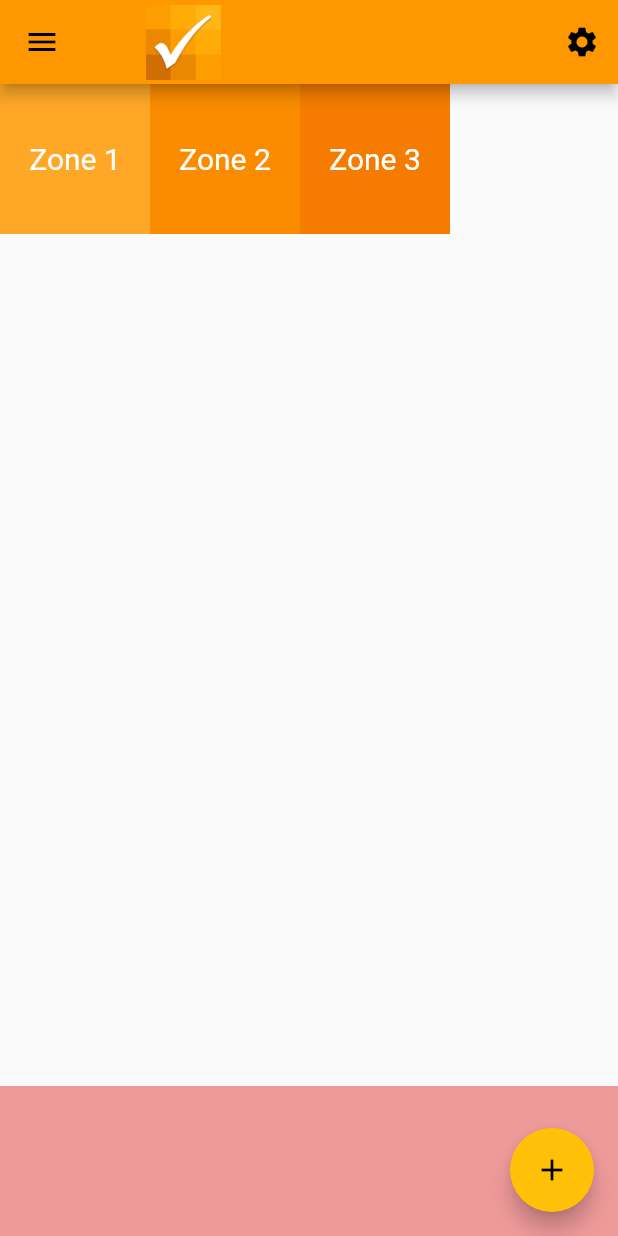
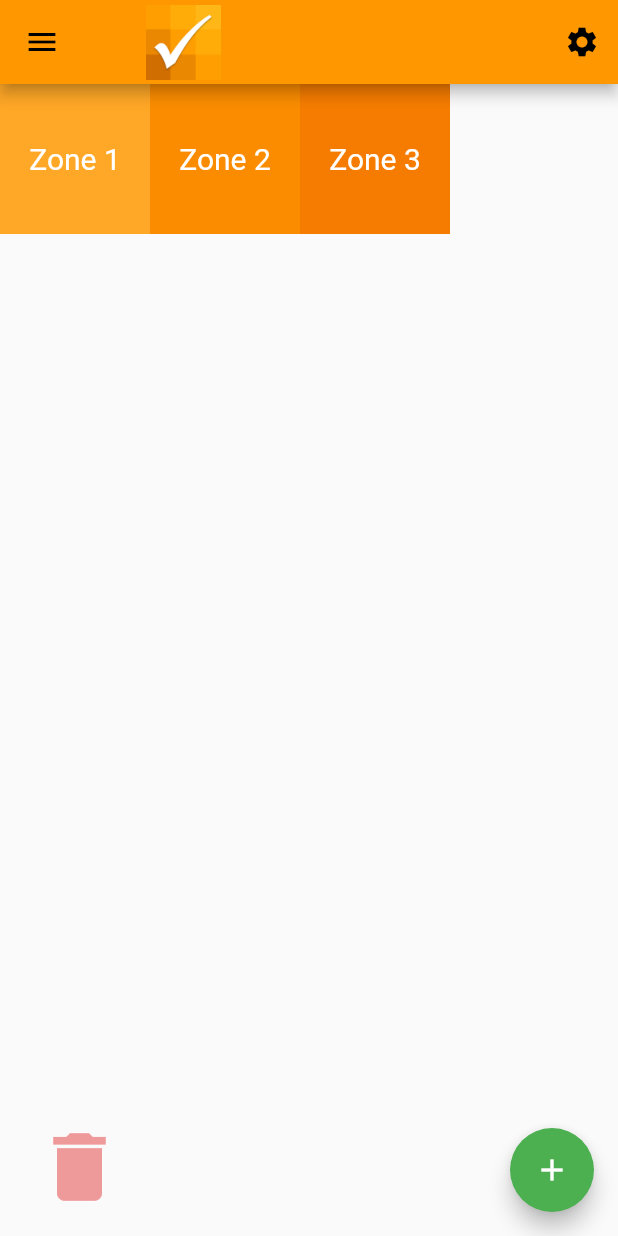
Before and after one commit to olafkotur/checked, a Flutter app: the Home screen opened directly, on a phone screen of 412 x 824 dp. Run offline on Flutter 3.47's test engine with Material 2 defaults, Android fonts, the phone set to English and light mode, and no system bars.

Commit message:
Add delete button icon and functionality

```diff
--- a/checked_mobile_application/lib/screens/home.dart
+++ b/checked_mobile_application/lib/screens/home.dart
@@ -61,16 +61,31 @@ class _HomeState extends State<Home> {
             left: 0.0,
             bottom: 0.0,
             child: DragTarget(
+              onAccept: (Color color) {
+                deletedColor = Colors.red[400];
+              },
               builder: (
                 BuildContext context,
                 List<dynamic> accepted,
                 List<dynamic> rejected,
               ) {
                 return Container(
-                  width: 500.0,
-                  height: 100.0,
-                  decoration: BoxDecoration(
-                    color: accepted.isEmpty ? deletedColor : Colors.red[400],
+                  width: 300.0,
+                  height: 120.0,
+                  child: Row(
+                    mainAxisAlignment: MainAxisAlignment.start,
+                    children: <Widget>[
+                      Padding(
+                        padding: const EdgeInsets.only(left: 15.0),
+                        child: IconButton(
+                          icon: Icon(
+                            Icons.delete,
+                            color: accepted.isEmpty ? deletedColor : Colors.red[400],
+                            size: 60.0,
+                          ),
+                        ),
+                      ),
+                    ],
                   ),
                 );
               },
@@ -80,8 +95,12 @@ class _HomeState extends State<Home> {
       ),
       floatingActionButton: FloatingActionButton(
         onPressed: (){},
+        backgroundColor: Colors.green,
         tooltip: 'Add a new zone',
-        child: Icon(Icons.add),
+        child: Icon(
+          Icons.add,
+          color: Colors.white,
+          ),
       ),
     );
   }
@@ -129,7 +148,6 @@ class _DragBoxState extends State<DragBox> {
             ),
           ),
         ),
-
         onDraggableCanceled: (velocity, offset) {
           setState(() {
             position = offset;
```
